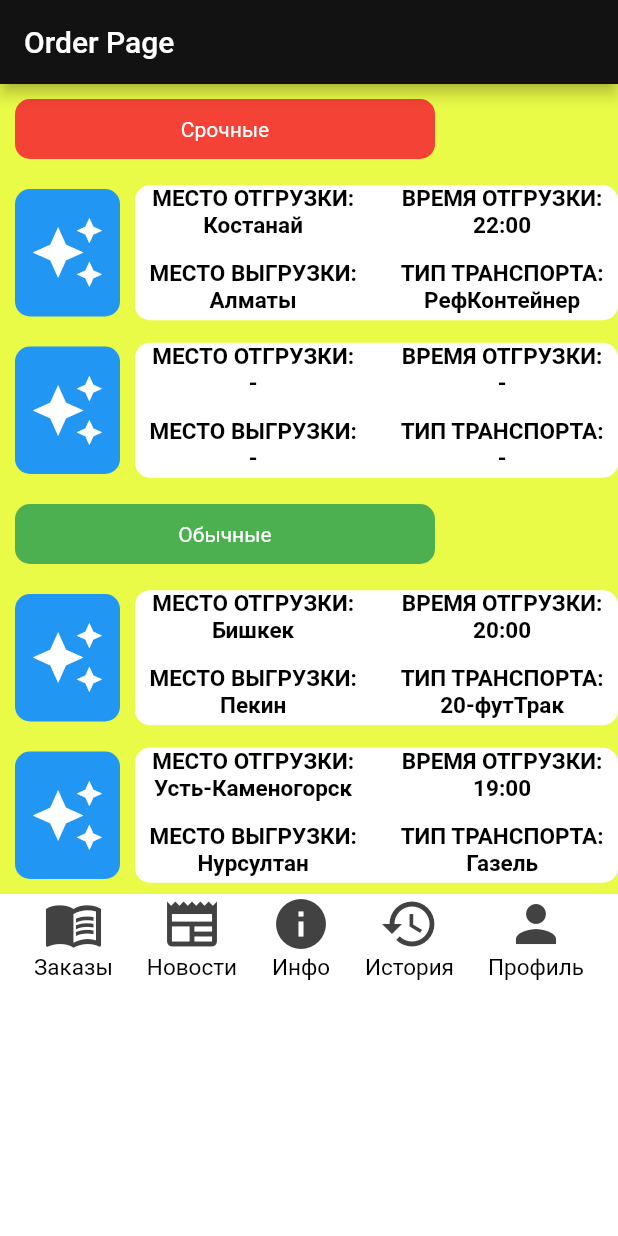
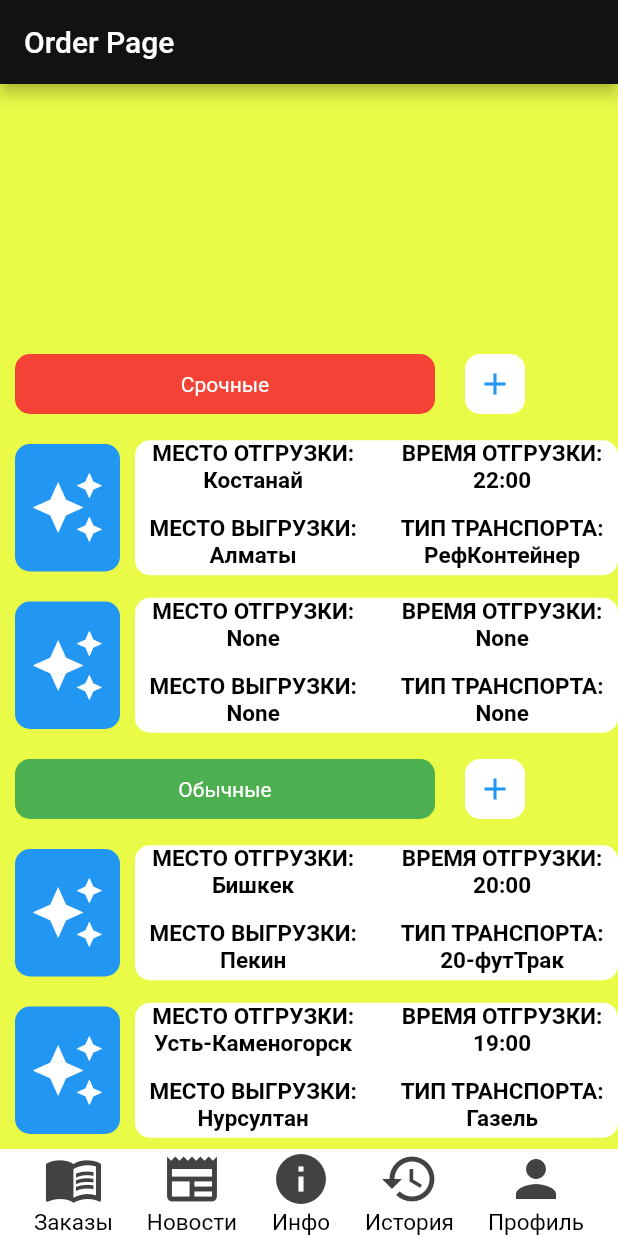
Before and after one commit to 1gnoramus/all_logistics, a Flutter app: the screen it shows after launch, on a phone screen of 412 x 824 dp. Run offline on Flutter 3.47's test engine with Material 2 defaults, Android fonts, the phone set to English and light mode, and no system bars.

Commit message:
'AddOrderPage'

```diff
--- a/lib/bottom_data.dart
+++ b/lib/bottom_data.dart
@@ -5,8 +5,7 @@ class BottomPanelWidget extends StatelessWidget {
   BottomPanelWidget();
   @override
   Widget build(BuildContext context) {
-    return Expanded(
-      child: Container(
+    return Container(
       color: Colors.white,
       child: Row(
         mainAxisAlignment: MainAxisAlignment.spaceEvenly,
@@ -19,7 +18,6 @@ class BottomPanelWidget extends StatelessWidget {
           ItemContent(icon: Icons.person, title: 'Профиль'),
         ],
       ),
-      ),
     );
   }
 }
@@ -29,9 +27,15 @@ class ItemContent extends StatelessWidget {
   final IconData icon;
   final String title;
 
+  void onPressed() {
+    print('Clicked $title');
+  }
+
   @override
   Widget build(BuildContext context) {
-    return Column(
+    return GestureDetector(
+      onTap: onPressed,
+      child: Column(
         children: [
           Icon(
             icon,
@@ -44,6 +48,7 @@ class ItemContent extends StatelessWidget {
             style: kBottomPanelTextStyle,
           ),
         ],
+      ),
     );
   }
 }
--- a/lib/main.dart
+++ b/lib/main.dart
@@ -4,6 +4,8 @@ import 'order_page.dart';
 void main() => runApp(AllLogistics());
 
 class AllLogistics extends StatelessWidget {
+  var logOrderData = null;
+
   @override
   Widget build(BuildContext context) {
     return MaterialApp(
@@ -13,7 +15,7 @@ class AllLogistics extends StatelessWidget {
         ),
         scaffoldBackgroundColor: Color(0xFFE9FB47),
       ),
-      home: OrderPage(),
+      home: OrderPage(logOrder: logOrderData),
     );
   }
 }
--- a/lib/order_page.dart
+++ b/lib/order_page.dart
@@ -1,17 +1,56 @@
+import 'package:all_log/new_order_page.dart';
 import 'package:flutter/material.dart';
 import 'order_info.dart';
 import 'bottom_data.dart';
 import 'order_type.dart';
 
 class OrderPage extends StatefulWidget {
+  OrderPage({this.logOrder});
+
+  final logOrder;
+
   @override
   State<OrderPage> createState() => _OrderPageState();
 }
 
 class _OrderPageState extends State<OrderPage> {
+  String uploadPlace = '';
+  String downloadPlace = '';
+  String uploadTime = '';
+  String transpType = '';
+
+  NewOrderPage newOrderPage = NewOrderPage();
+
+  @override
+  void initState() {
+    super.initState();
+    updateInfo(widget.logOrder);
+  }
+
+  void updateInfo(dynamic orderData) {
+    setState(
+      () {
+        if (orderData == null) {
+          uploadPlace = 'None';
+          downloadPlace = 'None';
+          uploadTime = 'None';
+          transpType = 'None';
+        } else {
+          uploadPlace = orderData['uploadPlace'];
+          downloadPlace = orderData['downloadPlace'];
+          uploadTime = orderData['uploadTime'];
+          transpType = orderData['transType'];
+        }
+        ;
+        print(orderData);
+      },
+    );
+  }
+
   @override
   Widget build(BuildContext context) {
     return Scaffold(
+      resizeToAvoidBottomInset: false,
       appBar: AppBar(
         title: Text('Order Page'),
       ),
@@ -20,19 +59,93 @@ class _OrderPageState extends State<OrderPage> {
         crossAxisAlignment: CrossAxisAlignment.baseline,
         textBaseline: TextBaseline.alphabetic,
         children: [
-          OrderType(Colors.red, 'Срочные'),
+          Row(
+            children: [
+              OrderType(
+                Colors.red,
+                'Срочные',
+              ),
+              GestureDetector(
+                onTap: () async {
+                  var typedData = await Navigator.push(
+                    context,
+                    MaterialPageRoute(
+                      builder: (context) {
+                        return NewOrderPage();
+                      },
+                    ),
+                  );
+                  if (typedData != null) {
+                    updateInfo(typedData);
+                  }
+                },
+                child: Container(
+                  decoration: BoxDecoration(
+                      color: Colors.white,
+                      borderRadius: BorderRadius.circular(10.0)),
+                  width: 40.0,
+                  height: 40.0,
+                  margin: EdgeInsets.all(10.0),
+                  child: Center(
+                    child: Icon(
+                      Icons.add,
+                      color: Colors.blue,
+                    ),
+                  ),
+                ),
+              ),
+            ],
+          ),
           OrderInfo(Icons.auto_awesome, 'Костанай', 'Алматы', '22:00',
               'РефКонтейнер'),
-          OrderInfo(Icons.auto_awesome, '-', '-', '-', '-'),
+          OrderInfo(Icons.auto_awesome, uploadPlace, downloadPlace, uploadTime,
+              transpType),
           SizedBox(
             width: 200.0,
           ),
-          OrderType(Colors.green, 'Обычные'),
+          Row(
+            children: [
+              OrderType(
+                Colors.green,
+                'Обычные',
+              ),
+              GestureDetector(
+                onTap: () async {
+                  var typedData = await Navigator.push(
+                    context,
+                    MaterialPageRoute(
+                      builder: (context) {
+                        return NewOrderPage();
+                      },
+                    ),
+                  );
+                  if (typedData != null) {
+                    updateInfo(typedData);
+                  }
+                },
+                child: Container(
+                  decoration: BoxDecoration(
+                      color: Colors.white,
+                      borderRadius: BorderRadius.circular(10.0)),
+                  width: 40.0,
+                  height: 40.0,
+                  margin: EdgeInsets.all(10.0),
+                  child: Center(
+                    child: Icon(
+                      Icons.add,
+                      color: Colors.blue,
+                    ),
+                  ),
+                ),
+              ),
+            ],
+          ),
           OrderInfo(
               Icons.auto_awesome, 'Бишкек', 'Пекин', '20:00', '20-футТрак'),
           OrderInfo(Icons.auto_awesome, 'Усть-Каменогорск', 'Нурсултан',
               '19:00', 'Газель'),
           BottomPanelWidget(),
+          // FloatingActionButton(onPressed: floatBut),
         ],
       ),
     );
--- a/lib/order_type.dart
+++ b/lib/order_type.dart
@@ -1,22 +1,32 @@
+import 'new_order_page.dart';
 import 'package:flutter/material.dart';
 import 'constants.dart';
+import 'order_page.dart';
 
-class OrderType extends StatelessWidget {
+class OrderType extends StatefulWidget {
   OrderType(this.colour, this.text);
 
   final Color colour;
   final String text;
 
   @override
+  State<OrderType> createState() => _OrderTypeState();
+}
+
+class _OrderTypeState extends State<OrderType> {
+  OrderPage orderPage = OrderPage();
+  NewOrderPage newOrderPage = NewOrderPage();
+
+  @override
   Widget build(BuildContext context) {
     return Container(
       decoration: BoxDecoration(
-          color: colour, borderRadius: BorderRadius.circular(10.0)),
+          color: widget.colour, borderRadius: BorderRadius.circular(10.0)),
       width: 280.0,
       height: 40.0,
       margin: EdgeInsets.all(10.0),
       child: Center(
-        child: Text(text),
+        child: Text(widget.text),
       ),
     );
   }
```
Also changed, not shown: lib/constants.dart (+16 -0 lines), lib/new_order_page.dart (added, +140 -0 lines), pubspec.yaml (+1 -32 lines). Lines whose indentation alone changed are shown as unchanged.
